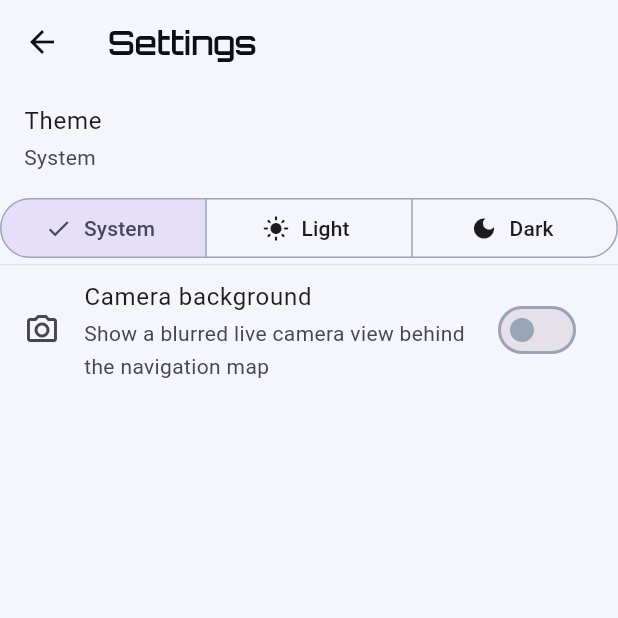
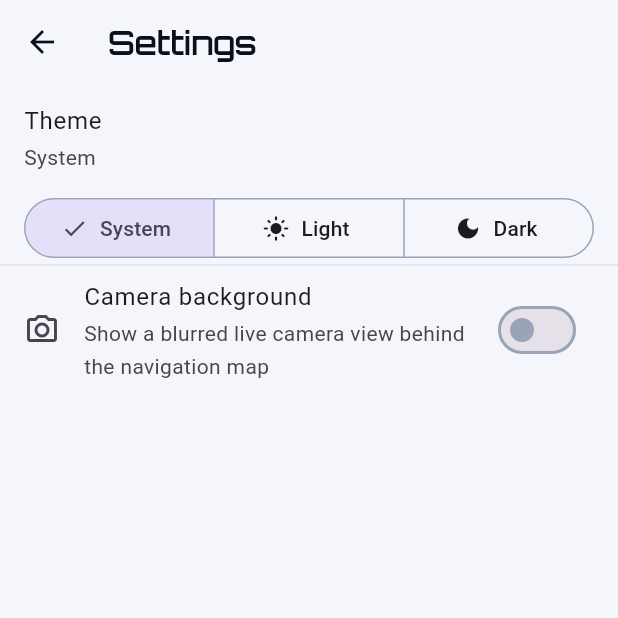
Before and after one commit to vergissberlin/ambientnav, a Flutter app: the SettingsScreen screen opened directly, on a phone screen of 412 x 824 dp, the top half of it. Run offline on Flutter 3.47's test engine with Material 3 defaults, Android fonts, the light colour scheme and no system bars; our stand-ins replace camera, dio, file_picker, flutter_riverpod, flutter_tts, geolocator and 2 more; missing offline and left inert: maplibre_gl, universal_ble, widgetbook; accounts and stored records are empty.

Commit message:
style(settings_screen.dart): add padding around SegmentedButton for improved UI spacing

```diff
--- a/app/lib/features/settings/presentation/settings_screen.dart
+++ b/app/lib/features/settings/presentation/settings_screen.dart
@@ -41,7 +41,9 @@ class SettingsScreen extends ConsumerWidget {
               ThemeMode.dark => l10n.themeDark,
             }),
           ),
-          SegmentedButton<ThemeMode>(
+          Padding(
+            padding: const EdgeInsets.symmetric(horizontal: AnSpace.s4),
+            child: SegmentedButton<ThemeMode>(
               key: const Key('themeSelector'),
               segments: [
                 ButtonSegment(
@@ -62,6 +64,7 @@ class SettingsScreen extends ConsumerWidget {
               ],
               selected: {mode},
               onSelectionChanged: (s) => controller.setMode(s.first),
+            ),
           ),
           const Divider(),
           SwitchListTile(
```
Lines whose indentation alone changed are shown as unchanged.
